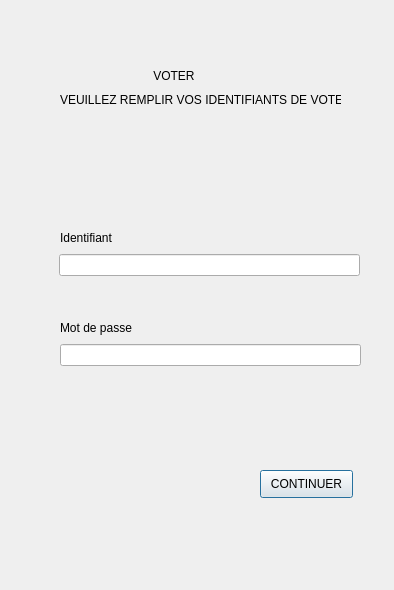
Above: IHM 2/voter.ui from enst-abstention/votes-alternatifs before the change. Below: the same form after it.
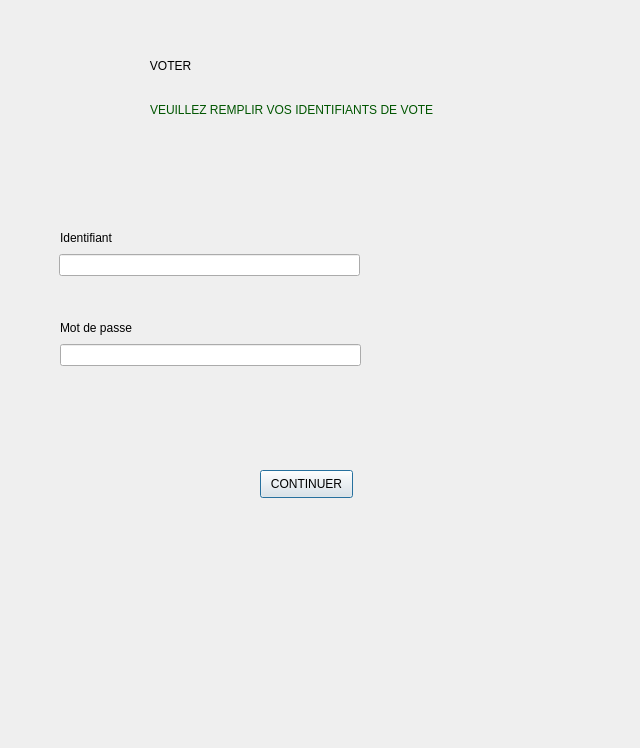
That is the form after the change. Icons and pictures are not drawn.

Patch:
```diff
--- a/IHM 2/voter.ui
+++ b/IHM 2/voter.ui
@@ -6,35 +6,47 @@
    <rect>
     <x>0</x>
     <y>0</y>
-    <width>394</width>
-    <height>590</height>
+    <width>640</width>
+    <height>748</height>
    </rect>
   </property>
   <property name="windowTitle">
    <string>Dialog</string>
   </property>
+  <property name="styleSheet">
+   <string notr="true">background-image: url(:/9/IHM/urneess.jpg);</string>
+  </property>
   <widget class="QLabel" name="label">
    <property name="geometry">
     <rect>
-     <x>120</x>
-     <y>50</y>
-     <width>121</width>
+     <x>140</x>
+     <y>40</y>
+     <width>271</width>
      <height>51</height>
     </rect>
    </property>
+   <property name="styleSheet">
+    <string notr="true">font: 8pt &quot;Kristen ITC&quot;;
+font: 24pt &quot;Kristen ITC&quot;;</string>
+   </property>
    <property name="text">
-    <string>          VOTER</string>
+    <string>   VOTER</string>
    </property>
   </widget>
   <widget class="QLabel" name="label_2">
    <property name="geometry">
     <rect>
-     <x>60</x>
-     <y>90</y>
-     <width>281</width>
+     <x>150</x>
+     <y>100</y>
+     <width>361</width>
      <height>20</height>
     </rect>
    </property>
+   <property name="styleSheet">
+    <string notr="true">color: rgb(0, 85, 0);
+font: 8pt &quot;Kristen ITC&quot;;
+font: 8pt &quot;Kristen ITC&quot;;</string>
+   </property>
    <property name="text">
     <string>VEUILLEZ REMPLIR VOS IDENTIFIANTS DE VOTE</string>
    </property>
@@ -44,10 +56,13 @@
     <rect>
      <x>60</x>
      <y>230</y>
-     <width>55</width>
+     <width>61</width>
      <height>16</height>
     </rect>
    </property>
+   <property name="styleSheet">
+    <string notr="true">font: 75 8pt &quot;MS Shell Dlg 2&quot;;</string>
+   </property>
    <property name="text">
     <string>Identifiant</string>
    </property>
```
Left out of the diff: 16 changed lines with no effect on the pictures.
